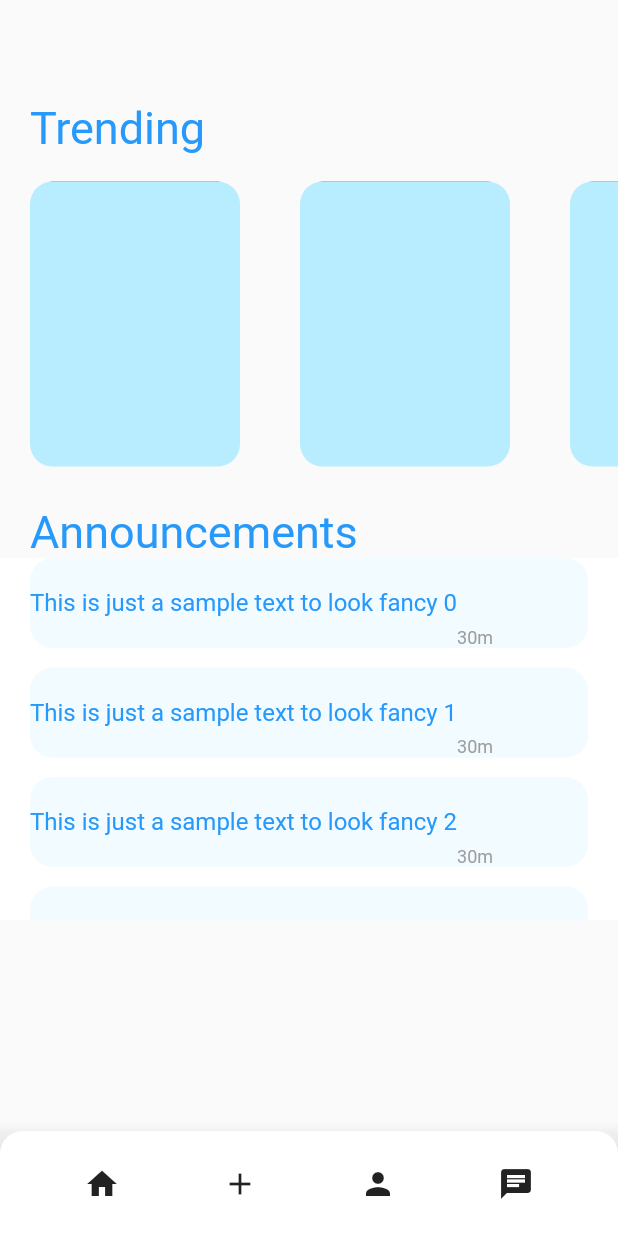
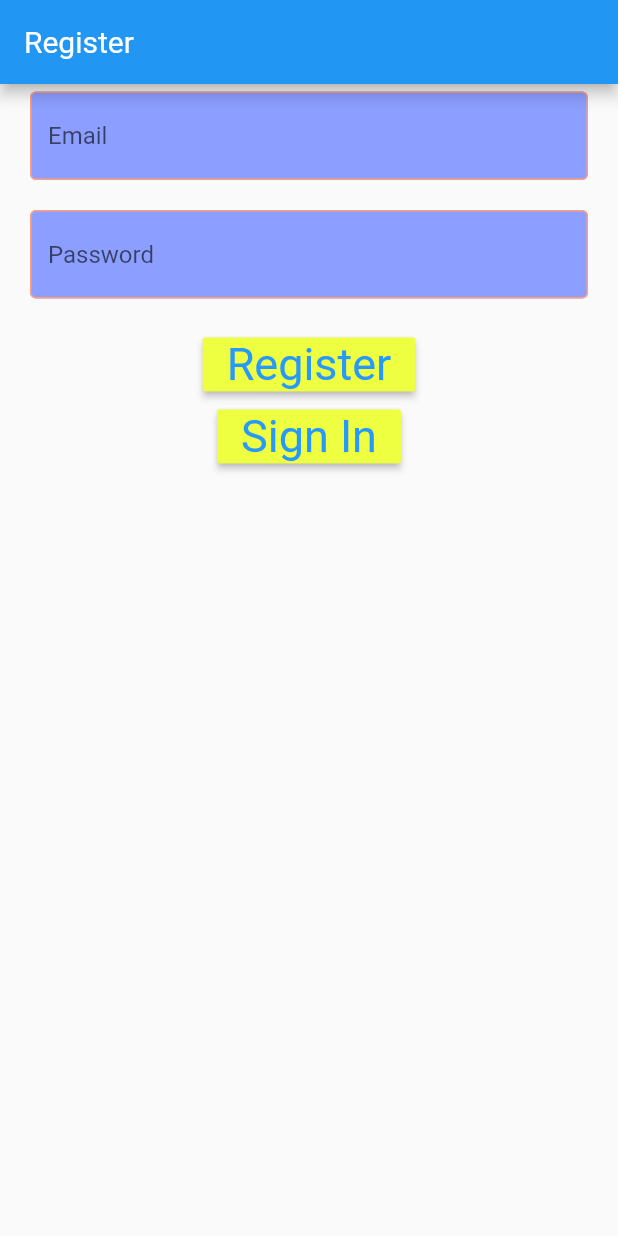
Before and after one commit to zhenwei33/badminton-app, a Flutter app: the first screen one second after launch, on a phone screen of 412 x 824 dp. Run offline on Flutter 3.47's test engine with Material 2 defaults, Android fonts, the phone set to English and light mode, and no system bars; drawn by our look-alikes of shimmer; our stand-ins replace firebase_auth, flutter_spinkit; accounts and stored records are empty; project files that could hold a hidden picture were left out.

Commit message:
Login Page
- Added State Management
- Added NodeJS Folder for backend purposes
- updated pubspec yaml

```diff
--- a/map1/lib/main.dart
+++ b/map1/lib/main.dart
@@ -1,14 +1,21 @@
 import 'package:flutter/material.dart';
 import 'package:map1/screen/wrapper.dart';
+import 'package:map1/screen/authentication/login.dart';
+import 'package:map1/services/auth.dart';
+import 'package:provider/provider.dart';
+import 'package:map1/model/user.dart';
 
 void main() => runApp(MyApp());
 
 class MyApp extends StatelessWidget {
   @override
   Widget build(BuildContext context) {
-    return MaterialApp(
-      debugShowCheckedModeBanner: false,
-      home: Wrapper(),
+    return StreamProvider<User>.value(
+      value: AuthService().user,
+      child: MaterialApp(
+        debugShowCheckedModeBanner: true,
+        home: Wrapper(),
+      ),
     );
   }
 }
--- /dev/null
+++ b/map1/lib/model/user.dart
@@ -0,0 +1,7 @@
+class User{
+  final String uid;
+  final String email;
+  // final String matrics;
+
+  User({this.uid, this.email});
+}
--- /dev/null
+++ b/map1/lib/screen/authentication/authentication.dart
@@ -0,0 +1,21 @@
+import 'package:flutter/material.dart';
+import 'login.dart';
+import 'register.dart';
+
+class Authentication extends StatefulWidget {
+  @override
+  _AuthenticationState createState() => _AuthenticationState();
+}
+
+class _AuthenticationState extends State<Authentication> {
+  @override
+  Widget build(BuildContext context) {
+    bool register = false;
+
+    void toggleView(){
+      setState(() => register = !register);
+    }
+
+    return register == true ? Login(toggleView: toggleView): Register(toggleView: toggleView,);
+  }
+}
--- /dev/null
+++ b/map1/lib/screen/authentication/register.dart
@@ -0,0 +1,94 @@
+import 'package:flutter/material.dart';
+import 'package:map1/model/user.dart';
+import 'package:map1/shared/constant.dart';
+import 'package:map1/shared/splashScreen.dart';
+import 'package:map1/services/auth.dart';
+
+class Register extends StatefulWidget {
+  final Function toggleView;
+  Register({this.toggleView});
+  @override
+  _RegisterState createState() => _RegisterState();
+}
+
+class _RegisterState extends State<Register> {
+
+  bool _loading = false;
+
+  String _email = '';
+  String _password = '';
+  String _errorMessage = '';
+
+  final _formKey = GlobalKey<FormState>();
+  final AuthService _authService = AuthService();
+
+  @override
+  Widget build(BuildContext context) {
+    return _loading? Loading() : Scaffold(
+      appBar: AppBar(title: Text('Register')), // modifiable with custom appbar
+      body: Container(
+        padding: EdgeInsets.fromLTRB(20.0, 5.0, 20.0, 10.0), // dummy values
+        child: Form(
+          key: _formKey,
+          child: Column(
+            children: <Widget>[
+              TextFormField(
+                decoration: customInputDecoration.copyWith(hintText: "Email"),
+                validator: ((val) => val.isEmpty ? 'Please enter an email' : null),
+                onChanged: (val){
+                  setState(() => _email = val);
+                },
+              ),
+              SizedBox(height: 20.0), // spacing box, removable
+              TextFormField(
+                decoration: customInputDecoration.copyWith(hintText: "Password"),
+                obscureText: true,
+                validator: ((val) => val.length < 8 ? 'Password must be 8 digits long' : null),
+                onChanged: (val){
+                  setState(() => _password = val);
+                },
+              ),
+              SizedBox(height: 20.0),
+              RaisedButton(
+                color: Colors.limeAccent, //dummy value
+                child: Text(
+                  'Register',
+                  style: heading, //dummy, can create new text style in constant.dart
+                ),
+                onPressed: () async{
+                  if(_formKey.currentState.validate()){
+                    setState(() {
+                      _loading = true;
+                    });
+                    dynamic result = await _authService.registerWtihEmailAndPassword(_email, _password);
+                    if(result is! User){
+                      _errorMessage = result.toString();
+                      setState(() => _loading = false);
+                    }
+                  }
+                },
+              ),
+              RaisedButton(
+                color: Colors.limeAccent,
+                child: Text(
+                  'Sign In',
+                  style: heading,
+                ),
+                onPressed:(){
+                  widget.toggleView();
+                },
+              ),
+              // Customizable
+              Text(
+                _errorMessage,
+                style: TextStyle(
+                  color: Colors.red[100],
+                ),
+              ),
+            ],
+          ),
+        ),
+      ),
+    );
+  }
+}
--- a/map1/lib/screen/wrapper.dart
+++ b/map1/lib/screen/wrapper.dart
@@ -1,9 +1,13 @@
 import 'package:flutter/material.dart';
+import 'package:map1/screen/authentication/authentication.dart';
 import 'home/home.dart';
+import 'package:provider/provider.dart';
+import 'package:map1/model/user.dart';
 
 class Wrapper extends StatelessWidget {
   @override
   Widget build(BuildContext context) {
-    return Home();
+    final user = Provider.of<User>(context);
+    return user == null ? Authentication() : Home();
   }
 }
--- /dev/null
+++ b/map1/lib/services/auth.dart
@@ -0,0 +1,38 @@
+import 'package:firebase_auth/firebase_auth.dart';
+import 'package:map1/model/user.dart';
+
+class AuthService {
+  final _auth = FirebaseAuth.instance;
+  String _errorMessage = '';
+
+  Stream<User> get user{
+    return _auth.onAuthStateChanged.map(_userFromFirebaseUser);
+  }
+
+  User _userFromFirebaseUser(FirebaseUser user) {
+    return user != null ? User(uid: user.uid, email: user.email) : null;
+  }
+
+  Future registerWtihEmailAndPassword(String email, String password) async {
+    try {
+      AuthResult result = await _auth.createUserWithEmailAndPassword(
+          email: email, password: password);
+      return _userFromFirebaseUser(result.user);
+    } catch(err){
+      return err.message;
+    }
+  }
+
+  Future signInWtihEmailAndPassword(String email, String password) async{
+    try{
+      AuthResult result = await _auth.signInWithEmailAndPassword(email: email, password: password);
+      return _userFromFirebaseUser(result.user);
+    }catch(err){
+      return _errorMessage;
+    }
+  }
+  // To-Do : custom auth
+  // User createAccount(String matrics, String password) async{
+
+  // }
+}
--- a/map1/lib/shared/constant.dart
+++ b/map1/lib/shared/constant.dart
@@ -37,3 +37,20 @@ TextStyle announcementTime = TextStyle(
   fontWeight: FontWeight.normal,
   color: Colors.grey
 );
+
+InputDecoration customInputDecoration = InputDecoration(
+  filled: true,
+  fillColor: Colors.indigoAccent[100],
+  focusedBorder: OutlineInputBorder(
+    borderSide: BorderSide(
+      color: Colors.amber[100],
+      width: 1.0,
+    )
+  ),
+  enabledBorder: OutlineInputBorder(
+    borderSide: BorderSide(
+      color: Colors.deepOrangeAccent[100],
+      width: 1.0,
+    )
+  )
+);
--- a/map1/pubspec.yaml
+++ b/map1/pubspec.yaml
@@ -25,6 +25,9 @@ dependencies:
   cupertino_icons: ^0.1.2
   http: ^0.12.0+4
   shimmer: ^1.0.1
+  flutter_spinkit: "^4.1.2"
+  firebase_auth: ^0.15.5+2
+  provider: ^4.0.4
 
 dev_dependencies:
   flutter_test:
```
Also changed, not shown: map1/lib/screen/authentication/login.dart (added, +97 -0 lines), map1/lib/shared/splashScreen.dart (added, +17 -0 lines), nodejs/package.json (added, +11 -0 lines), nodejs/src/SportyAdminSDK.json (added, +12 -0 lines), map1/pubspec.lock, 8 other files.
